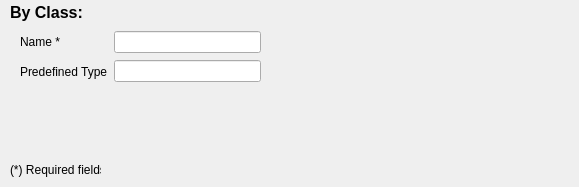
This is GUI_Windows/Filters-Requirements/by_class.ui in ivanfelipeib/Masterarbeit as Qt 5 draws it before an edit. The edited form follows.
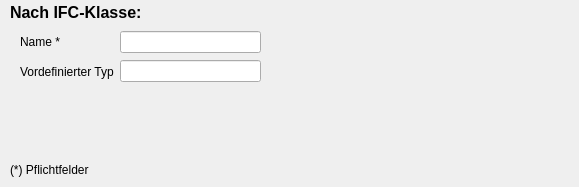
This is the edited form. Custom widgets are drawn as their Qt base class.

What changed in the file:
```diff
--- a/GUI_Windows/Filters-Requirements/by_class.ui
+++ b/GUI_Windows/Filters-Requirements/by_class.ui
@@ -19,7 +19,7 @@
      <rect>
       <x>10</x>
       <y>0</y>
-      <width>98</width>
+      <width>161</width>
       <height>24</height>
      </rect>
     </property>
@@ -32,7 +32,7 @@
      </font>
     </property>
     <property name="text">
-     <string>By Class:</string>
+     <string>Nach IFC-Klasse:</string>
     </property>
    </widget>
    <widget class="QLabel" name="label_3">
@@ -45,7 +45,7 @@
      </rect>
     </property>
     <property name="text">
-     <string>(*) Required fields</string>
+     <string>(*) Pflichtfelder</string>
     </property>
    </widget>
    <widget class="QWidget" name="layoutWidget">
@@ -70,7 +70,7 @@
        <item>
         <widget class="QLabel" name="lbl_type">
          <property name="text">
-          <string>Predefined Type</string>
+          <string>Vordefinierter Typ</string>
          </property>
         </widget>
        </item>
```
